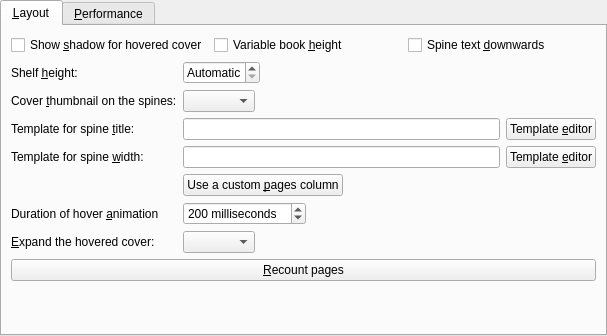
kovidgoyal/calibre, file src/calibre/gui2/preferences/look_feel_tabs/bookshelf_view.ui: the form before one commit.
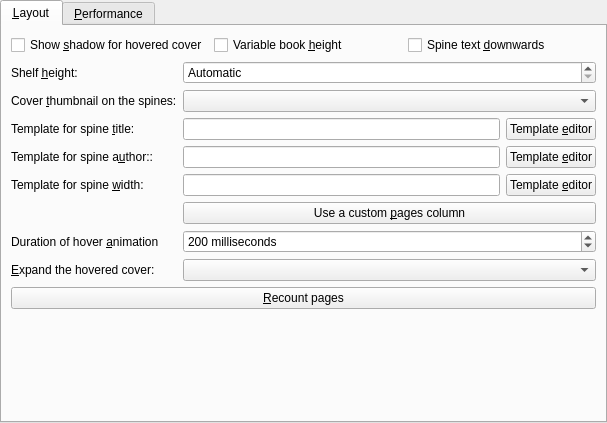
The form after the commit. Custom widgets are drawn as their Qt base class.

Commit message: Bookshelf: Add an optional second line to the spine controllable by a template

The edit to the form file:
```diff
--- a/src/calibre/gui2/preferences/look_feel_tabs/bookshelf_view.ui
+++ b/src/calibre/gui2/preferences/look_feel_tabs/bookshelf_view.ui
@@ -7,7 +7,7 @@
     <x>0</x>
     <y>0</y>
     <width>607</width>
-    <height>336</height>
+    <height>423</height>
    </rect>
   </property>
   <property name="currentIndex">
@@ -17,10 +17,7 @@
    <attribute name="title">
     <string>&amp;Layout</string>
    </attribute>
-   <layout class="QFormLayout" name="formLayout_2">
-    <property name="fieldGrowthPolicy">
-     <enum>QFormLayout::ExpandingFieldsGrow</enum>
-    </property>
+   <layout class="QFormLayout" name="formLayout">
     <item row="0" column="0" colspan="2">
      <layout class="QHBoxLayout" name="horizontalLayout">
       <item>
@@ -49,6 +46,35 @@
       </item>
      </layout>
     </item>
+    <item row="1" column="0">
+     <widget class="QLabel" name="label">
+      <property name="text">
+       <string>Shelf &amp;height:</string>
+      </property>
+      <property name="buddy">
+       <cstring>opt_bookshelf_height</cstring>
+      </property>
+     </widget>
+    </item>
+    <item row="1" column="1">
+     <widget class="QSpinBox" name="opt_bookshelf_height">
+      <property name="toolTip">
+       <string>Control the height of the book shelves, in pixels. The default is to choose a height automatically based on the size of the screen. Note that if you change the height, the cover thumbnail cache will need to be re-populated so scrolling might be a little slow to start with.</string>
+      </property>
+      <property name="specialValueText">
+       <string>Automatic</string>
+      </property>
+      <property name="suffix">
+       <string> px</string>
+      </property>
+      <property name="minimum">
+       <number>119</number>
+      </property>
+      <property name="maximum">
+       <number>1200</number>
+      </property>
+     </widget>
+    </item>
     <item row="2" column="0">
      <widget class="QLabel" name="label_bookshelf_thumbnail">
       <property name="text">
@@ -91,6 +117,34 @@
      </layout>
     </item>
     <item row="4" column="0">
+     <widget class="QLabel" name="label_2">
+      <property name="text">
+       <string>Template for spine a&amp;uthor::</string>
+      </property>
+      <property name="buddy">
+       <cstring>opt_bookshelf_author_template</cstring>
+      </property>
+     </widget>
+    </item>
+    <item row="4" column="1">
+     <layout class="QHBoxLayout" name="horizontalLayout_4">
+      <item>
+       <widget class="QLineEdit" name="opt_bookshelf_author_template">
+        <property name="toolTip">
+         <string>&lt;p&gt;The template used to generate an optional second line of text on the spine. This template uses the same syntax as save templates. Defaults to no second line. For very narrow books, this will be skipped when there isnt space for a second line. Note that this setting is per-library, which means that you have to set it again for every different calibre library you use.&lt;/p&gt;</string>
+        </property>
+       </widget>
+      </item>
+      <item>
+       <widget class="QPushButton" name="template_title_button_2">
+        <property name="text">
+         <string>Template &amp;editor</string>
+        </property>
+       </widget>
+      </item>
+     </layout>
+    </item>
+    <item row="5" column="0">
      <widget class="QLabel" name="label_pages">
       <property name="text">
        <string>Template for spine &amp;width:</string>
@@ -100,7 +154,7 @@
       </property>
      </widget>
     </item>
-    <item row="4" column="1">
+    <item row="5" column="1">
      <layout class="QHBoxLayout" name="horizontalLayout_3">
       <item>
        <widget class="QLineEdit" name="opt_bookshelf_spine_size_template">
@@ -118,14 +172,14 @@
       </item>
      </layout>
     </item>
-    <item row="5" column="1">
+    <item row="6" column="1">
      <widget class="QPushButton" name="use_pages_button">
       <property name="text">
        <string>Use a custom &amp;pages column</string>
       </property>
      </widget>
     </item>
-    <item row="6" column="0">
+    <item row="7" column="0">
      <widget class="QLabel" name="label_fade_time">
       <property name="text">
        <string>Duration of hover &amp;animation</string>
@@ -135,7 +189,7 @@
       </property>
      </widget>
     </item>
-    <item row="6" column="1">
+    <item row="7" column="1">
      <widget class="QSpinBox" name="opt_bookshelf_fade_time">
       <property name="specialValueText">
        <string>Disable</string>
@@ -154,7 +208,7 @@
       </property>
      </widget>
     </item>
-    <item row="7" column="0">
+    <item row="8" column="0">
      <widget class="QLabel" name="label_hover_interact">
       <property name="text">
        <string>&amp;Expand the hovered cover:</string>
@@ -164,14 +218,14 @@
       </property>
      </widget>
     </item>
-    <item row="7" column="1">
+    <item row="8" column="1">
      <widget class="QComboBox" name="opt_bookshelf_hover">
       <property name="toolTip">
        <string>Control what happens when the mouse hovers over the spine of a book.</string>
       </property>
      </widget>
     </item>
-    <item row="9" column="0">
+    <item row="10" column="0">
      <spacer name="vertical_spacer_1">
       <property name="orientation">
        <enum>Qt::Vertical</enum>
@@ -184,7 +238,7 @@
       </property>
      </spacer>
     </item>
-    <item row="8" column="0" colspan="2">
+    <item row="9" column="0" colspan="2">
      <widget class="QPushButton" name="recount_button">
       <property name="toolTip">
        <string>Have calibre re-count the pages in all books in the current library.</string>
@@ -194,35 +248,6 @@
       </property>
      </widget>
     </item>
-    <item row="1" column="0">
-     <widget class="QLabel" name="label">
-      <property name="text">
-       <string>Shelf &amp;height:</string>
-      </property>
-      <property name="buddy">
-       <cstring>opt_bookshelf_height</cstring>
-      </property>
-     </widget>
-    </item>
-    <item row="1" column="1">
-     <widget class="QSpinBox" name="opt_bookshelf_height">
-      <property name="toolTip">
-       <string>Control the height of the book shelves, in pixels. The default is to choose a height automatically based on the size of the screen. Note that if you change the height, the cover thumbnail cache will need to be re-populated so scrolling might be a little slow to start with.</string>
-      </property>
-      <property name="specialValueText">
-       <string>Automatic</string>
-      </property>
-      <property name="suffix">
-       <string> px</string>
-      </property>
-      <property name="minimum">
-       <number>119</number>
-      </property>
-      <property name="maximum">
-       <number>1200</number>
-      </property>
-     </widget>
-    </item>
    </layout>
   </widget>
   <widget class="CoverCacheConfig" name="config_cache">
```
Left out of the diff: 2 changed lines with no effect on the pictures. The commit also changes 3 other files.
